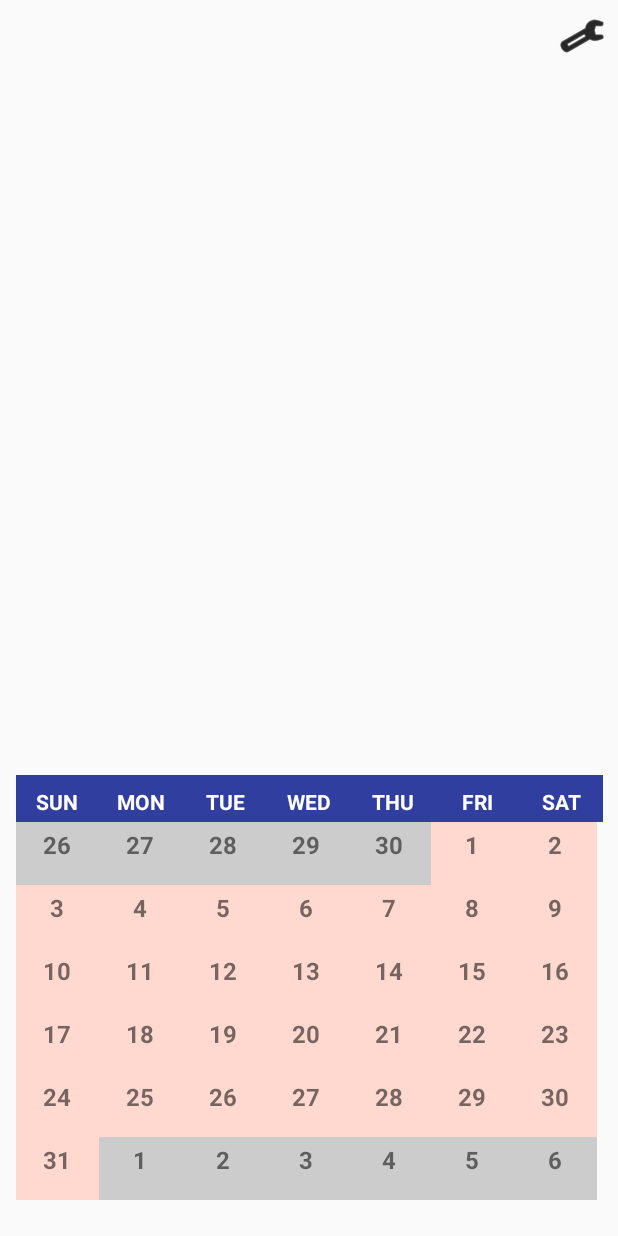
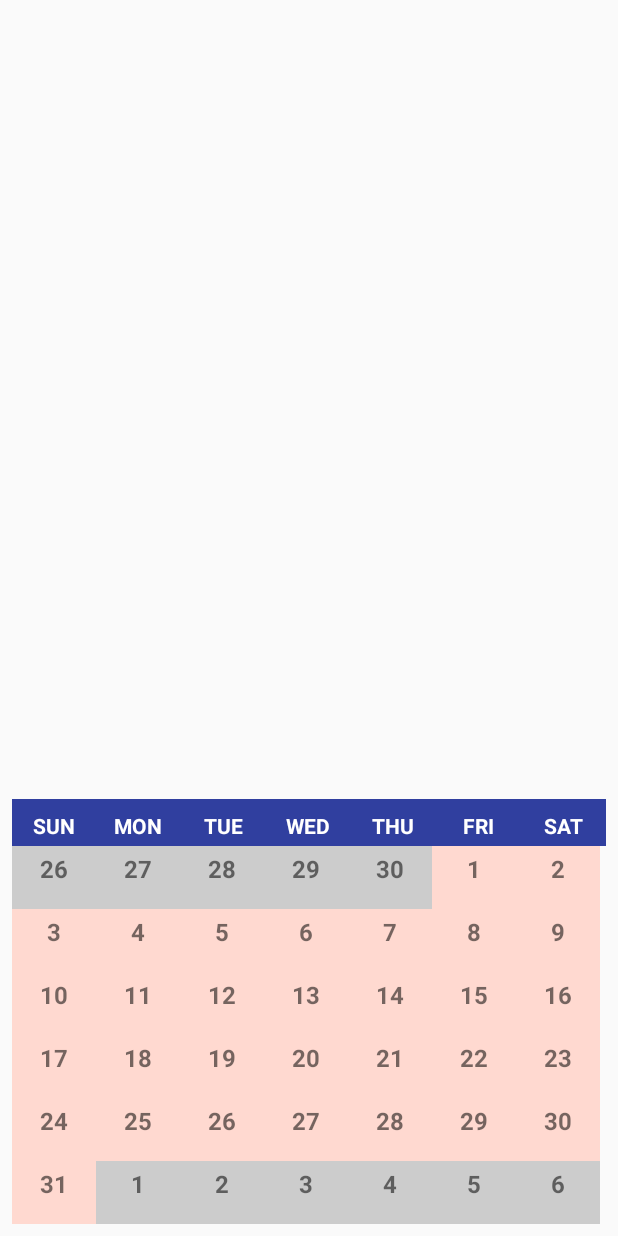
Before and after one commit to as96/3354-DeathBySegmentationFault, an Android app: the screen it shows after launch (MainActivity), on a phone screen of 412 x 824 dp. Run offline under Robolectric (Android 15) with nearby library versions, the phone set to English and light mode, and no system bars; libraries missing offline, so code that uses them is left out: junit.framework.

Commit message:
Fixed the monthly view -> daily view bug!

```diff
--- a/app/src/main/AndroidManifest.xml
+++ b/app/src/main/AndroidManifest.xml
@@ -32,10 +32,6 @@
                 android:name="android.support.PARENT_ACTIVITY"
                 android:value="cs_3354.calendar_dbsf.MainActivity" />
         </activity>
-        <activity
-            android:name=".themeActivity"
-            android:label="@string/title_activity_theme"
-            android:theme="@style/AppTheme.NoActionBar"></activity>
     </application>
 
 </manifest>
--- a/app/src/main/java/cs_3354/calendar_dbsf/CustomCalendarView.java
+++ b/app/src/main/java/cs_3354/calendar_dbsf/CustomCalendarView.java
@@ -2,7 +2,9 @@ package cs_3354.calendar_dbsf;
 
 import android.content.Context;
 import android.content.Intent;
+import android.os.Bundle;
 import android.util.AttributeSet;
+import android.util.Log;
 import android.view.LayoutInflater;
 import android.view.View;
 import android.widget.AdapterView;
@@ -23,7 +25,7 @@ public class CustomCalendarView extends LinearLayout
 {
     private GridView calendarGridView;
     private static final int MAX_CALENDAR_COLUMN = 42;
-    private int month, year;
+//    private int month, year;
     private SimpleDateFormat formatter = new SimpleDateFormat("MMMM yyyy", Locale.US);
     private Calendar cal = Calendar.getInstance(Locale.ENGLISH);
     private Context context;
@@ -62,12 +64,10 @@ public class CustomCalendarView extends LinearLayout
             public void onItemClick(AdapterView<?> parent, View view, int position, long id)
             {
 
-                //Bundle and Intent to go to daily view?
-
-                //Goes to daily view, but we need to pass the date along to go to the right day
+                long l = mAdapter.getDate(position);
                 Intent intent = new Intent(context, DailyViewActivity.class);
+                intent.putExtra(DailyViewActivity.sDate, l);
                 context.startActivity(intent);
-
 
             }
         });
@@ -84,7 +84,7 @@ public class CustomCalendarView extends LinearLayout
             dayValueInCells.add(mCal.getTime());
             mCal.add(Calendar.DAY_OF_MONTH, 1);
         }
-        //String sDate = formatter.format(cal.getTime());
+        String sDate = formatter.format(cal.getTime());
         mAdapter = new GridAdapter(context, dayValueInCells, cal, eventList);
         calendarGridView.setAdapter(mAdapter);
     }
--- a/app/src/main/java/cs_3354/calendar_dbsf/MainActivity.java
+++ b/app/src/main/java/cs_3354/calendar_dbsf/MainActivity.java
@@ -9,10 +9,18 @@ import android.support.v4.app.FragmentStatePagerAdapter;
 import android.support.v4.view.PagerAdapter;
 import android.support.v4.view.ViewPager;
 import android.os.Bundle;
-import android.view.View;
+import android.util.AttributeSet;
+import android.util.Log;
+import android.util.Xml;
 import android.widget.ImageButton;
 import android.widget.ImageView;
 import junit.framework.Assert;
+
+import org.xmlpull.v1.XmlPullParser;
+
+import java.util.Calendar;
+import java.util.Date;
+import java.util.GregorianCalendar;
 
 
 //MainActivity acts as "MonthlyViewActivity" since it is
@@ -21,13 +29,12 @@ public class MainActivity extends FragmentActivity {
     private static final int NUM_PAGES = 100000;
     private ViewPager mPager;
     private PagerAdapter mPagerAdapter;
-
-    long savedDate;
+    GregorianCalendar cal;
     private static final long MILLIS_IN_A_DAY = (1000 * 60 * 60 * 24);
     static Context context;
 
     ImageView imageV;
-    ImageButton themeButton;
+
 
 
 
@@ -38,25 +45,32 @@ public class MainActivity extends FragmentActivity {
 
         //setContentView(R.layout.activity_main);
         setContentView(R.layout.fragment_monthly_view);
+        //CustomCalendarView c = new CustomCalendarView(context);
+        cal = new GregorianCalendar();
+        cal.setTimeInMillis(new Date().getTime());
+        long savedDate = new Date().getTime();
+        Bundle bundle = new Bundle();
+        bundle.putLong("date", savedDate);
+
+        Intent intent = new Intent(this, MonthlyViewFragment.class);
+        intent.putExtras(bundle);
+//        startActivity(intent);
+
+
 
         imageV = (ImageView) findViewById(R.id.calImageView);
-        themeButton = (ImageButton) findViewById(R.id.themeButton);
 
         //String currentMonth = Integer.toString(mPager.getCurrentItem());
 
         //imageV.setImageResource(getDrawable(this, currentMonth));
 
         CustomCalendarView mView = (CustomCalendarView) findViewById(R.id.custom_calendar);
+
         imageV.getDrawable();
         mPager = (ViewPager)findViewById(R.id.monthPager);
         mPagerAdapter = new MonthPagerAdapter(getSupportFragmentManager());
         mPager.setAdapter(mPagerAdapter);
         mPager.setCurrentItem(50000);
-
-
-
-
-
 
 //        Intent intent = new Intent(this, DailyViewActivity.class);
 //        startActivity(intent);
@@ -74,14 +88,6 @@ public class MainActivity extends FragmentActivity {
         return context.getResources().getIdentifier(name, "drawable", context.getPackageName());
     }
 
-    //Swaps to the theme selection activity when the settings button is pressed
-    public void setTheme(View v)
-    {
-        Intent intent = new Intent(this, themeActivity.class);
-        startActivity(intent);
-
-    }
-
     private class MonthPagerAdapter extends FragmentStatePagerAdapter
     {
         public MonthPagerAdapter(FragmentManager fm)
@@ -92,8 +98,11 @@ public class MainActivity extends FragmentActivity {
         @Override
         public Fragment getItem(int position)
         {
-
+            cal.add(Calendar.MONTH, position - 50000);
+            Bundle bundle = new Bundle();
+            bundle.putLong("date", cal.getTimeInMillis());
             MonthlyViewFragment monthlyViewFragment = new MonthlyViewFragment();
+            monthlyViewFragment.setArguments(bundle);
             return monthlyViewFragment;
         }
 
--- a/app/src/main/java/cs_3354/calendar_dbsf/MonthlyViewFragment.java
+++ b/app/src/main/java/cs_3354/calendar_dbsf/MonthlyViewFragment.java
@@ -7,15 +7,22 @@ import android.support.v4.app.Fragment;
 import android.view.LayoutInflater;
 import android.view.View;
 import android.view.ViewGroup;
+import android.widget.LinearLayout;
+
+import java.util.Calendar;
+import java.util.Date;
+import java.util.GregorianCalendar;
 
 /**
  *
  * Created by Alec and Hajung 11/30/17
  */
-public class MonthlyViewFragment extends Fragment {
+public class MonthlyViewFragment extends Fragment
+{
 
-    Context context;
-    public MonthlyViewFragment() {
+
+    public MonthlyViewFragment()
+    {
         // Required empty public constructor
     }
 
@@ -23,18 +30,19 @@ public class MonthlyViewFragment extends Fragment {
     public View onCreateView(LayoutInflater inflater, ViewGroup container,
                              Bundle savedInstanceState) {
         // Inflate the layout for this fragment
+        //I'm supposed to instantiate the Custom Calendar View
         View v =  inflater.inflate(R.layout.fragment_monthly_view, container, false);
-        //This is where we set up the calendar
 
+        //here be testing garbage
+        GregorianCalendar cal = new GregorianCalendar();
+        Bundle dateBundle = getArguments();
+        long time = dateBundle.getLong("date");
+        cal.setTimeInMillis(time);
+        CustomCalendarView ccv = new CustomCalendarView(v.getContext());
+        LinearLayout layout = new LinearLayout(getActivity());
+        layout.addView(ccv);
+        //
 
         return v;
     }
-
-    public void setTheme(View v)
-    {
-       Intent intent = new Intent(v.getContext(), themeActivity.class);
-       startActivity(intent);
-
-    }
-
 }
--- a/app/src/main/res/layout/fragment_monthly_view.xml
+++ b/app/src/main/res/layout/fragment_monthly_view.xml
@@ -6,28 +6,12 @@
     android:layout_height="match_parent"
     tools:context="cs_3354.calendar_dbsf.MonthlyViewFragment">
 
-    <!-- TODO: Update blank fragment layout -->
-
     <android.support.v4.view.ViewPager
         android:id="@+id/monthPager"
         android:layout_width="match_parent"
         android:layout_height="match_parent">
 
     </android.support.v4.view.ViewPager>
-
-    <ImageButton
-        android:id="@+id/themeButton"
-        android:layout_width="wrap_content"
-        android:layout_height="wrap_content"
-        android:layout_marginEnd="8dp"
-        android:layout_marginTop="8dp"
-        android:background="@android:color/transparent"
-        android:contentDescription="@string/action_settings"
-        android:onClick="setTheme"
-        android:src="@android:drawable/ic_menu_manage"
-        android:tint="@android:color/black"
-        app:layout_constraintEnd_toEndOf="parent"
-        app:layout_constraintTop_toTopOf="parent" />
 
     <ImageView
         android:id="@+id/calImageView"
@@ -38,24 +22,22 @@
         android:layout_marginStart="8dp"
         android:layout_marginTop="32dp"
         android:src="@android:color/transparent"
-        app:layout_constraintBottom_toTopOf="parent"
+        app:layout_constraintBottom_toBottomOf="parent"
         app:layout_constraintEnd_toEndOf="parent"
+        app:layout_constraintHorizontal_bias="0.523"
         app:layout_constraintStart_toStartOf="parent"
         app:layout_constraintTop_toTopOf="parent"
         app:layout_constraintVertical_bias="0.0" />
 
     <cs_3354.calendar_dbsf.CustomCalendarView
         android:id="@+id/custom_calendar"
-        android:layout_width="391dp"
-        android:layout_height="299dp"
+        android:layout_width="match_parent"
+        android:layout_height="wrap_content"
         android:layout_marginBottom="8dp"
         android:layout_marginEnd="8dp"
         android:layout_marginStart="8dp"
-        android:layout_marginTop="8dp"
         app:layout_constraintBottom_toBottomOf="@+id/monthPager"
         app:layout_constraintEnd_toEndOf="parent"
-        app:layout_constraintStart_toStartOf="parent"
-        app:layout_constraintTop_toBottomOf="@+id/calImageView"
-        app:layout_constraintVertical_bias="1.0"></cs_3354.calendar_dbsf.CustomCalendarView>
+        app:layout_constraintStart_toStartOf="parent"></cs_3354.calendar_dbsf.CustomCalendarView>
 
 </android.support.constraint.ConstraintLayout>
```
Also changed, not shown: app/src/main/java/cs_3354/calendar_dbsf/DailyViewActivity.java (+13 -2 lines), app/src/main/java/cs_3354/calendar_dbsf/GridAdapter.java (+11 -2 lines), app/src/main/java/cs_3354/calendar_dbsf/Theme.java (deleted, +0 -44 lines), app/src/main/java/cs_3354/calendar_dbsf/themeActivity.java (deleted, +0 -31 lines), app/src/main/res/layout/activity_theme.xml (deleted, +0 -42 lines), app/src/main/res/layout/content_theme.xml (deleted, +0 -17 lines).
